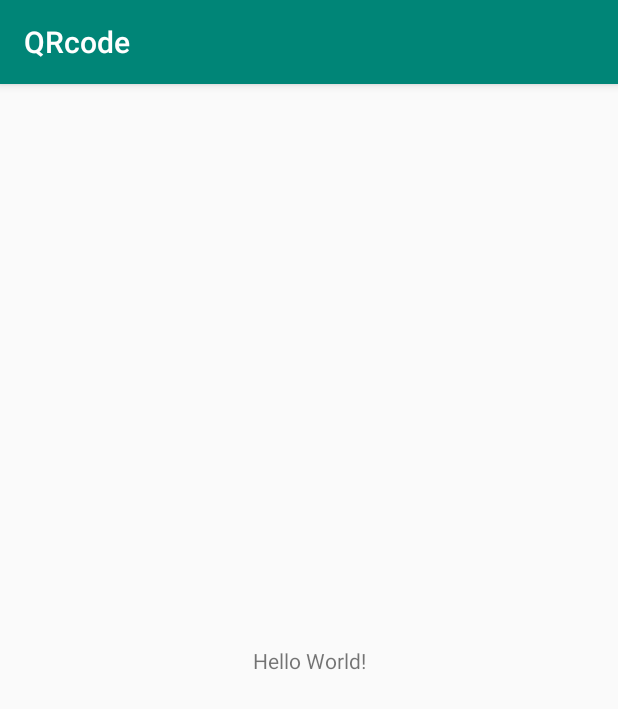
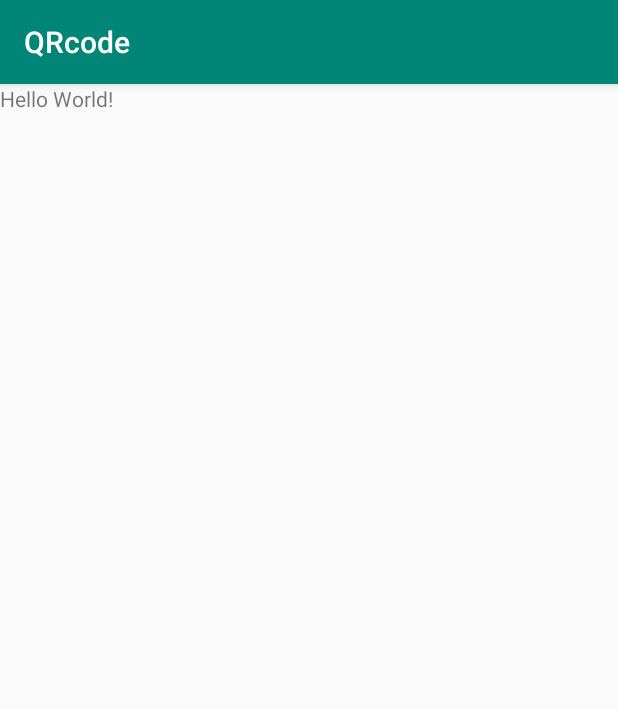
Before and after one commit to lizhanqi/zxing, an Android app: the screen it shows after launch (MainActivity), on a phone screen of 412 x 824 dp. Shown: the top 709 px of the screen. Run offline under Robolectric (Android 15) with nearby library versions, the light colour scheme and no system bars.

```diff
--- a/app/build.gradle
+++ b/app/build.gradle
@@ -19,11 +19,8 @@ android {
 }
 
 dependencies {
+    implementation 'com.android.support:appcompat-v7:28.0.0-alpha3'
     implementation fileTree(include: ['*.jar'], dir: 'libs')
-    implementation 'androidx.appcompat:appcompat:1.0.0-alpha1'
-    implementation 'androidx.constraintlayout:constraintlayout:1.1.0'
     testImplementation 'junit:junit:4.12'
-    androidTestImplementation 'androidx.test:runner:1.1.0-alpha3'
-    androidTestImplementation 'androidx.test.espresso:espresso-core:3.1.0-alpha3'
     compile project(path: ':zxing')
 }
--- a/app/src/main/java/top/lizhanqi/www/qrcode/MainActivity.java
+++ b/app/src/main/java/top/lizhanqi/www/qrcode/MainActivity.java
@@ -2,11 +2,11 @@ package top.lizhanqi.www.qrcode;
 
 import android.content.Intent;
 import android.os.Bundle;
+import android.support.annotation.Nullable;
+import android.support.v7.app.AppCompatActivity;
 import android.view.View;
 import android.widget.Toast;
 
-import androidx.annotation.Nullable;
-import androidx.appcompat.app.AppCompatActivity;
 import top.lizhanqi.www.zxing.scanner.CaptureActivity;
 
 public class MainActivity extends AppCompatActivity {
--- a/app/src/main/res/layout/activity_main.xml
+++ b/app/src/main/res/layout/activity_main.xml
@@ -1,5 +1,5 @@
 <?xml version="1.0" encoding="utf-8"?>
-<androidx.constraintlayout.widget.ConstraintLayout xmlns:android="http://schemas.android.com/apk/res/android"
+<LinearLayout xmlns:android="http://schemas.android.com/apk/res/android"
     xmlns:app="http://schemas.android.com/apk/res-auto"
     xmlns:tools="http://schemas.android.com/tools"
     android:layout_width="match_parent"
@@ -11,9 +11,6 @@
         android:layout_width="wrap_content"
         android:layout_height="wrap_content"
         android:text="Hello World!"
-        app:layout_constraintBottom_toBottomOf="parent"
-        app:layout_constraintLeft_toLeftOf="parent"
-        app:layout_constraintRight_toRightOf="parent"
-        app:layout_constraintTop_toTopOf="parent" />
+  />
 
-</androidx.constraintlayout.widget.ConstraintLayout>
+</LinearLayout>
--- a/zxing/src/main/AndroidManifest.xml
+++ b/zxing/src/main/AndroidManifest.xml
@@ -9,7 +9,7 @@
 <uses-feature android:name="android.hardware.camera.autofocus" />
 <application  >
 
-    <activity android:name="top.lizhanqi.www.zxing.scanner.CaptureActivity"/>
+    <activity android:name=".scanner.CaptureActivity" android:theme="@style/Theme.AppCompat.NoActionBar"/>
 </application>
 
 </manifest>
```
Also changed, not shown: zxing/build.gradle (+2 -8 lines), zxing/src/main/java/top/lizhanqi/www/zxing/scanner/CaptureActivity.java (+16 -4 lines), zxing/src/main/res/layout/activity_zxing_capture.xml (+20 -7 lines).
